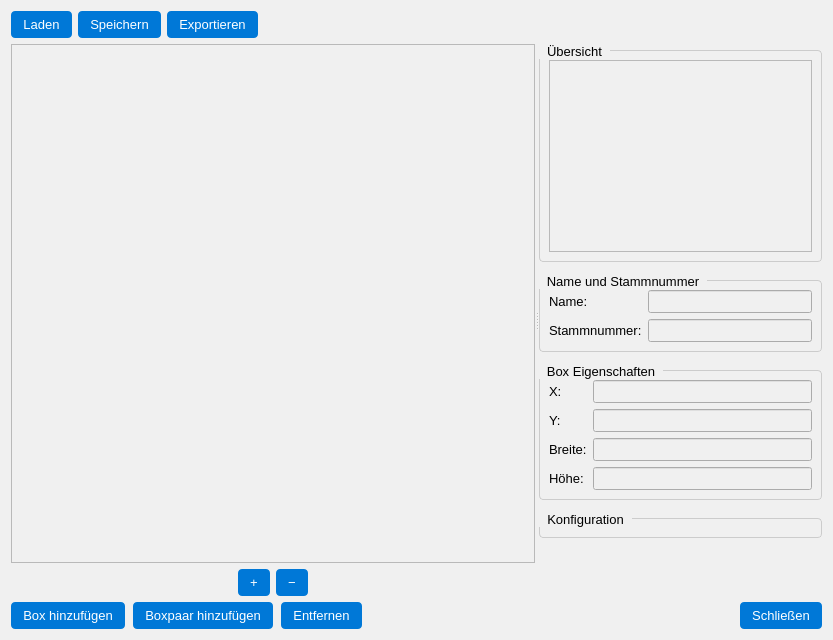
This is src/ui/design/pdf_display.ui in CodeName-666/VDataParser as Qt 5 draws it before an edit. The edited form follows.
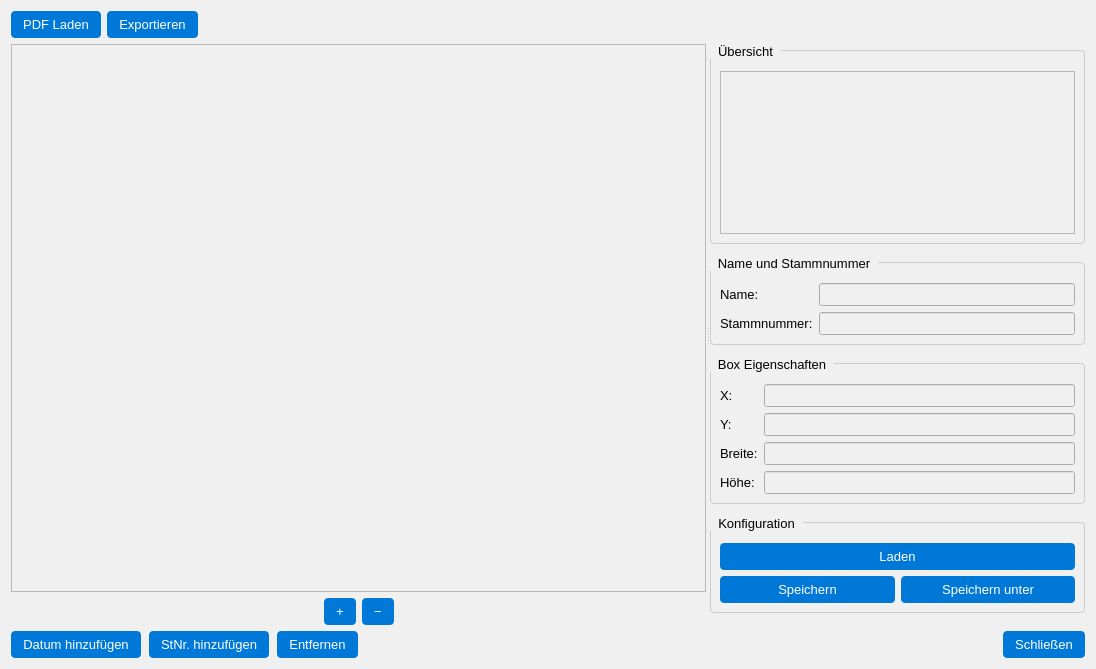
This is the edited form.

Commit message: New style of pdf display. Inpelmented status info signal so show infos. updaes of json handler

What changed in the file:
```diff
--- a/src/ui/design/pdf_display.ui
+++ b/src/ui/design/pdf_display.ui
@@ -6,8 +6,8 @@
    <rect>
     <x>0</x>
     <y>0</y>
-    <width>833</width>
-    <height>640</height>
+    <width>1096</width>
+    <height>669</height>
    </rect>
   </property>
   <property name="windowTitle">
@@ -29,14 +29,7 @@
      <item>
       <widget class="QPushButton" name="btnLoadPDF">
        <property name="text">
-        <string>Laden</string>
-       </property>
-      </widget>
-     </item>
-     <item>
-      <widget class="QPushButton" name="btnSave">
-       <property name="text">
-        <string>Speichern</string>
+        <string>PDF Laden</string>
        </property>
       </widget>
      </item>
@@ -156,49 +149,30 @@
        </property>
        <item>
         <widget class="QGroupBox" name="groupBox_2">
-         <property name="sizePolicy">
-          <sizepolicy hsizetype="Minimum" vsizetype="Minimum">
-           <horstretch>0</horstretch>
-           <verstretch>0</verstretch>
-          </sizepolicy>
-         </property>
          <property name="title">
           <string>Übersicht</string>
          </property>
          <layout class="QVBoxLayout" name="verticalLayout_2">
+          <property name="topMargin">
+           <number>20</number>
+          </property>
           <item>
-           <widget class="QListWidget" name="listBoxPairs">
-            <property name="sizePolicy">
-             <sizepolicy hsizetype="Minimum" vsizetype="Preferred">
-              <horstretch>0</horstretch>
-              <verstretch>0</verstretch>
-             </sizepolicy>
-            </property>
-           </widget>
+           <widget class="QListWidget" name="listBoxPairs"/>
           </item>
          </layout>
         </widget>
        </item>
        <item>
         <widget class="QGroupBox" name="groupBox">
-         <property name="sizePolicy">
-          <sizepolicy hsizetype="Minimum" vsizetype="Minimum">
-           <horstretch>0</horstretch>
-           <verstretch>0</verstretch>
-          </sizepolicy>
-         </property>
          <property name="title">
           <string>Name und Stammnummer</string>
          </property>
          <layout class="QFormLayout" name="formLayout_1">
+          <property name="topMargin">
+           <number>20</number>
+          </property>
           <item row="0" column="0">
            <widget class="QLabel" name="label_name">
-            <property name="sizePolicy">
-             <sizepolicy hsizetype="Minimum" vsizetype="Preferred">
-              <horstretch>0</horstretch>
-              <verstretch>0</verstretch>
-             </sizepolicy>
-            </property>
             <property name="text">
              <string>Name:</string>
             </property>
@@ -216,12 +190,6 @@
           </item>
           <item row="1" column="0">
            <widget class="QLabel" name="label_stammnummer">
-            <property name="sizePolicy">
-             <sizepolicy hsizetype="Minimum" vsizetype="Preferred">
-              <horstretch>0</horstretch>
-              <verstretch>0</verstretch>
-             </sizepolicy>
-            </property>
             <property name="text">
              <string>Stammnummer:</string>
             </property>
@@ -242,24 +210,15 @@
        </item>
        <item>
         <widget class="QGroupBox" name="groupBoxProperties">
-         <property name="sizePolicy">
-          <sizepolicy hsizetype="Minimum" vsizetype="Minimum">
-           <horstretch>0</horstretch>
-           <verstretch>0</verstretch>
-          </sizepolicy>
-         </property>
          <property name="title">
           <string>Box Eigenschaften</string>
          </property>
          <layout class="QFormLayout" name="formLayoutProperties">
+          <property name="topMargin">
+           <number>20</number>
+          </property>
           <item row="0" column="0">
            <widget class="QLabel" name="labelX">
-            <property name="sizePolicy">
-             <sizepolicy hsizetype="Minimum" vsizetype="Preferred">
-              <horstretch>0</horstretch>
-              <verstretch>0</verstretch>
-             </sizepolicy>
-            </property>
             <property name="text">
              <string>X:</string>
             </property>
@@ -277,12 +236,6 @@
           </item>
           <item row="1" column="0">
            <widget class="QLabel" name="labelY">
-            <property name="sizePolicy">
-             <sizepolicy hsizetype="Minimum" vsizetype="Preferred">
-              <horstretch>0</horstretch>
-              <verstretch>0</verstretch>
-             </sizepolicy>
-            </property>
             <property name="text">
              <string>Y:</string>
             </property>
@@ -300,12 +253,6 @@
           </item>
           <item row="2" column="0">
            <widget class="QLabel" name="labelWidth">
-            <property name="sizePolicy">
-             <sizepolicy hsizetype="Minimum" vsizetype="Preferred">
-              <horstretch>0</horstretch>
-              <verstretch>0</verstretch>
-             </sizepolicy>
-            </property>
             <property name="text">
              <string>Breite:</string>
             </property>
@@ -323,12 +270,6 @@
           </item>
           <item row="3" column="0">
            <widget class="QLabel" name="labelHeight">
-            <property name="sizePolicy">
-             <sizepolicy hsizetype="Minimum" vsizetype="Preferred">
-              <horstretch>0</horstretch>
-              <verstretch>0</verstretch>
-             </sizepolicy>
-            </property>
             <property name="text">
              <string>Höhe:</string>
             </property>
@@ -349,16 +290,45 @@
        </item>
        <item>
         <widget class="QGroupBox" name="groupBox_3">
-         <property name="sizePolicy">
-          <sizepolicy hsizetype="Minimum" vsizetype="Minimum">
-           <horstretch>0</horstretch>
-           <verstretch>0</verstretch>
-          </sizepolicy>
-         </property>
          <property name="title">
           <string>Konfiguration</string>
          </property>
-         <layout class="QVBoxLayout" name="verticalLayout_3"/>
+         <layout class="QVBoxLayout" name="verticalLayout_3">
+          <property name="topMargin">
+           <number>20</number>
+          </property>
+          <item>
+           <widget class="QPushButton" name="btnLoadConfig">
+            <property name="text">
+             <string>Laden</string>
+            </property>
+           </widget>
+          </item>
+          <item>
+           <layout class="QHBoxLayout" name="horizontalLayout">
+            <item>
+             <widget class="QPushButton" name="btnSaveConfig">
+              <property name="text">
+               <string>Speichern</string>
+              </property>
+              <attribute name="buttonGroup">
+               <string notr="true">buttonGroup</string>
+              </attribute>
+             </widget>
+            </item>
+            <item>
+             <widget class="QPushButton" name="btnSaveAsConfig">
+              <property name="text">
+               <string>Speichern unter</string>
+              </property>
+              <attribute name="buttonGroup">
+               <string notr="true">buttonGroup</string>
+              </attribute>
+             </widget>
+            </item>
+           </layout>
+          </item>
+         </layout>
         </widget>
        </item>
        <item>
@@ -389,14 +359,14 @@
      <item>
       <widget class="QPushButton" name="btnAddSingleBox">
        <property name="text">
-        <string>Box hinzufügen</string>
+        <string>Datum hinzufügen</string>
        </property>
       </widget>
      </item>
      <item>
       <widget class="QPushButton" name="btnAddBoxPair">
        <property name="text">
-        <string>Boxpaar hinzufügen</string>
+        <string>StNr. hinzufügen</string>
        </property>
       </widget>
      </item>
```
Left out of the diff: 3 changed lines with no effect on the pictures. The commit also changes 5 other files.
